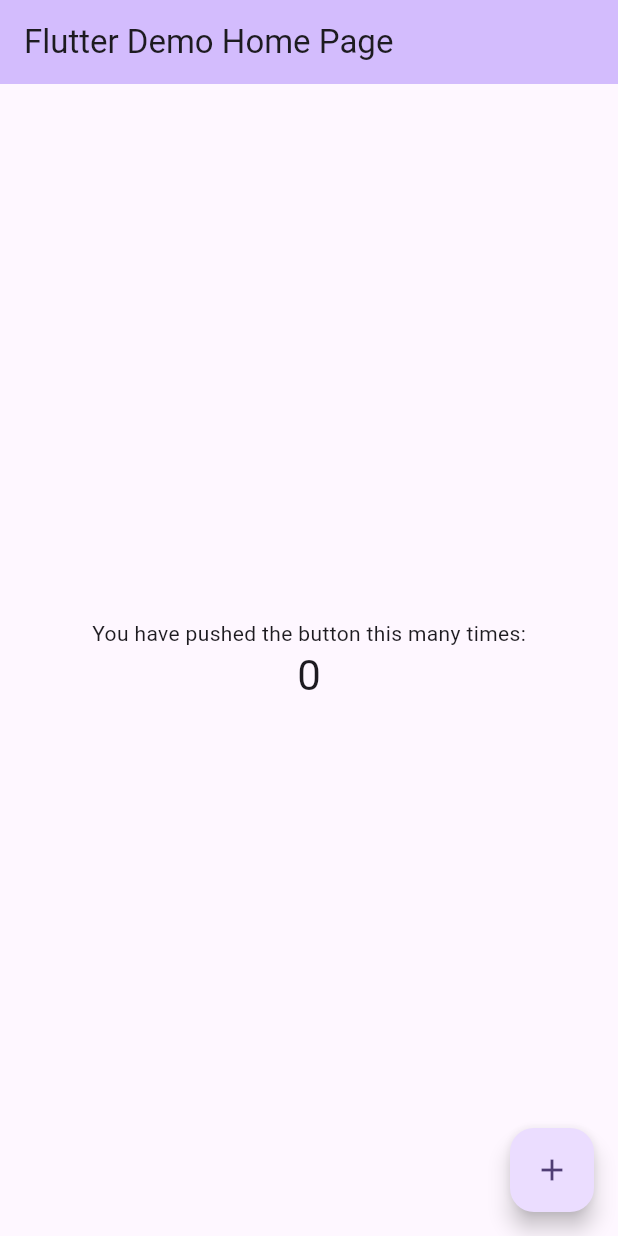
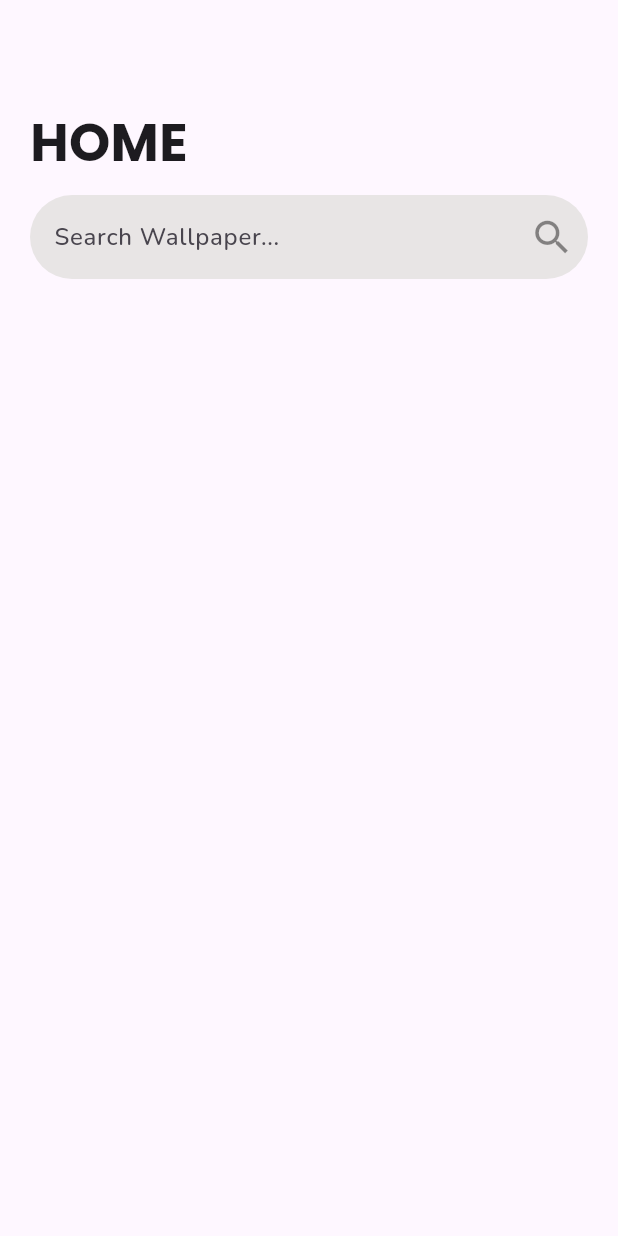
Before and after one commit to tarunn04/flutter_wallpaper_app, a Flutter app: the screen it shows after launch, on a phone screen of 412 x 824 dp. Run offline on Flutter 3.47's test engine with Material 2 defaults, Android fonts, the phone set to English and light mode, and no system bars; our stand-ins replace google_fonts.

Commit message:
search bar

```diff
--- a/lib/main.dart
+++ b/lib/main.dart
@@ -1,4 +1,5 @@
 import 'package:flutter/material.dart';
+import 'package:wallpaper_app/pages/splash_page.dart';
 
 void main() {
   runApp(const MyApp());
@@ -16,95 +17,8 @@ class MyApp extends StatelessWidget {
         colorScheme: ColorScheme.fromSeed(seedColor: Colors.deepPurple),
         useMaterial3: true,
       ),
-      home: const MyHomePage(title: 'Flutter Demo Home Page'),
+      debugShowCheckedModeBanner: false,
+      home: const SplashPage(),
     );
   }
 }
-
-class MyHomePage extends StatefulWidget {
-  const MyHomePage({super.key, required this.title});
-
-  // This widget is the home page of your application. It is stateful, meaning
-  // that it has a State object (defined below) that contains fields that affect
-  // how it looks.
-
-  // This class is the configuration for the state. It holds the values (in this
-  // case the title) provided by the parent (in this case the App widget) and
-  // used by the build method of the State. Fields in a Widget subclass are
-  // always marked "final".
-
-  final String title;
-
-  @override
-  State<MyHomePage> createState() => _MyHomePageState();
-}
-
-class _MyHomePageState extends State<MyHomePage> {
-  int _counter = 0;
-
-  void _incrementCounter() {
-    setState(() {
-      // This call to setState tells the Flutter framework that something has
-      // changed in this State, which causes it to rerun the build method below
-      // so that the display can reflect the updated values. If we changed
-      // _counter without calling setState(), then the build method would not be
-      // called again, and so nothing would appear to happen.
-      _counter++;
-    });
-  }
-
-  @override
-  Widget build(BuildContext context) {
-    // This method is rerun every time setState is called, for instance as done
-    // by the _incrementCounter method above.
-    //
-    // The Flutter framework has been optimized to make rerunning build methods
-    // fast, so that you can just rebuild anything that needs updating rather
-    // than having to individually change instances of widgets.
-    return Scaffold(
-      appBar: AppBar(
-        // TRY THIS: Try changing the color here to a specific color (to
-        // Colors.amber, perhaps?) and trigger a hot reload to see the AppBar
-        // change color while the other colors stay the same.
-        backgroundColor: Theme.of(context).colorScheme.inversePrimary,
-        // Here we take the value from the MyHomePage object that was created by
-        // the App.build method, and use it to set our appbar title.
-        title: Text(widget.title),
-      ),
-      body: Center(
-        // Center is a layout widget. It takes a single child and positions it
-        // in the middle of the parent.
-        child: Column(
-          // Column is also a layout widget. It takes a list of children and
-          // arranges them vertically. By default, it sizes itself to fit its
-          // children horizontally, and tries to be as tall as its parent.
-          //
-          // Column has various properties to control how it sizes itself and
-          // how it positions its children. Here we use mainAxisAlignment to
-          // center the children vertically; the main axis here is the vertical
-          // axis because Columns are vertical (the cross axis would be
-          // horizontal).
-          //
-          // TRY THIS: Invoke "debug painting" (choose the "Toggle Debug Paint"
-          // action in the IDE, or press "p" in the console), to see the
-          // wireframe for each widget.
-          mainAxisAlignment: MainAxisAlignment.center,
-          children: <Widget>[
-            const Text(
-              'You have pushed the button this many times:',
-            ),
-            Text(
-              '$_counter',
-              style: Theme.of(context).textTheme.headlineMedium,
-            ),
-          ],
-        ),
-      ),
-      floatingActionButton: FloatingActionButton(
-        onPressed: _incrementCounter,
-        tooltip: 'Increment',
-        child: const Icon(Icons.add),
-      ), // This trailing comma makes auto-formatting nicer for build methods.
-    );
-  }
-}
--- /dev/null
+++ b/lib/pages/splash_page.dart
@@ -0,0 +1,34 @@
+import 'package:flutter/material.dart';
+import 'package:google_fonts/google_fonts.dart';
+import 'package:wallpaper_app/widgets/searchbar.dart';
+
+class SplashPage extends StatelessWidget {
+  const SplashPage({super.key});
+
+  @override
+  Widget build(BuildContext context) {
+    return Scaffold(
+      body: Padding(
+        padding: EdgeInsets.all(20.0),
+        child: Column(
+          crossAxisAlignment: CrossAxisAlignment.start,
+          children: [
+
+            const SizedBox(height: 50),
+
+            Text("HOME", style: TextStyle(
+              fontFamily: GoogleFonts.poppins().fontFamily,
+              fontWeight: FontWeight.bold,
+              fontSize: 35,
+            )),
+
+            const SizedBox(height: 10,),
+
+            const SearchBarWidget(),
+
+          ],
+        ),
+      ),
+    );
+  }
+}
--- /dev/null
+++ b/lib/widgets/searchbar.dart
@@ -0,0 +1,36 @@
+import 'package:flutter/cupertino.dart';
+import 'package:flutter/material.dart';
+import 'package:google_fonts/google_fonts.dart';
+
+class SearchBarWidget extends StatelessWidget {
+  const SearchBarWidget({
+    super.key,
+  });
+
+  @override
+  Widget build(BuildContext context) {
+    return Container(
+      decoration:  const BoxDecoration(
+        color: Color.fromARGB(255, 232, 229, 229),
+       borderRadius: BorderRadius.all(Radius.circular(30)),
+      ),
+
+      child: TextField(
+        decoration: InputDecoration(
+           border: const OutlineInputBorder(
+            borderRadius: BorderRadius.all(Radius.circular(30)),
+            borderSide: BorderSide.none
+          ),
+          hintText: "Search Wallpaper...",
+          hintStyle: TextStyle(
+            fontFamily: GoogleFonts.nunito().fontFamily,
+            fontWeight: FontWeight.w500
+          ),
+          suffixIcon: const Icon(Icons.search,size: 30,
+          color: Color.fromARGB(112, 0, 0, 0),),
+
+        ),
+      ),
+    );
+  }
+}
```
Also changed, not shown: pubspec.yaml (+4 -12 lines), pubspec.lock, 7 other files.
